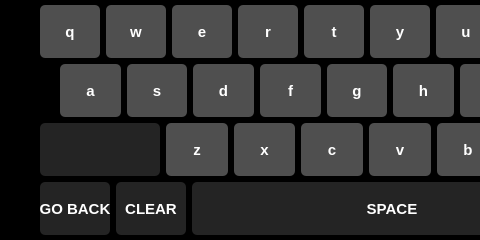
Before: the Qt Designer form Widgets/VirtualKeyboard.ui in mikedinh1997/WaterDispenser, drawn with Qt 5; both pictures show x 0 to 480 and y 0 to 240 of the 800 by 240 pixel window.
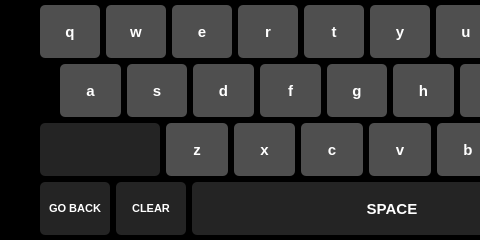
After: the same form once the commit is applied.

Diff of the .ui file:
```diff
--- a/Widgets/VirtualKeyboard.ui
+++ b/Widgets/VirtualKeyboard.ui
@@ -1074,7 +1074,7 @@
          </property>
          <property name="styleSheet">
           <string notr="true">QPushButton{
-	font-size: 15px;
+	font-size: 11px;
 	font-weight: bold;
 	color: white;
 	background-color: rgb(36, 36, 36);
@@ -1112,7 +1112,7 @@
          </property>
          <property name="styleSheet">
           <string notr="true">QPushButton{
-	font-size: 15px;
+	font-size: 11px;
 	font-weight: bold;
 	color: white;
 	background-color: rgb(36, 36, 36);
```
